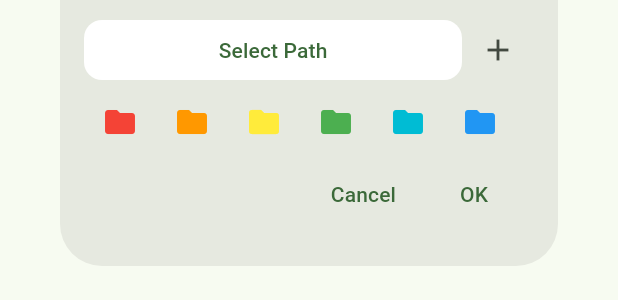
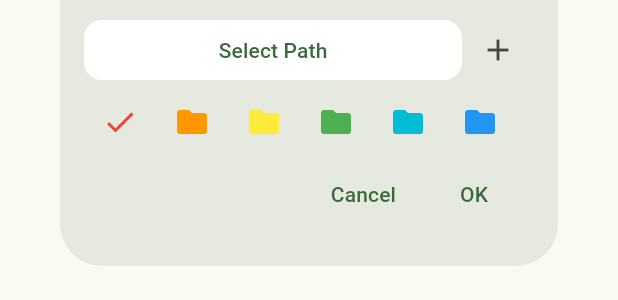
Before and after one commit to NielsLee/SnapSaver, a Flutter app: the InsertButtonDialog widget shown alone on an empty page, opened directly, after a tap on the "folder" icon, on a phone screen of 412 x 824 dp. Shown: the part 589-889 px from the top of the screen. Run offline on Flutter 3.47's test engine with Material 3 defaults, Android fonts, the phone set to English and light mode, and no system bars; our stand-ins replace audioplayers, camera, file_picker, sqflite, vibration; accounts and stored records are empty; generated files the repository leaves out were written again.

Commit message:
添加拍照键的颜色选择实现选中反馈

```diff
--- a/lib/dialog/insert_button_dialog.dart
+++ b/lib/dialog/insert_button_dialog.dart
@@ -1,4 +1,5 @@
 import 'package:flutter/material.dart';
+import 'package:flutter/widgets.dart';
 import 'package:path/path.dart';
 import 'package:provider/provider.dart';
 import 'package:snap_saver/dialog/path_selector_entity.dart';
@@ -26,9 +27,21 @@ class InsertButtonDialogState extends State<InsertButtonDialog> {
   bool hasManuallyInputPath = false;
   // Color of the Saver button
   Color? saverColor = null;
+  // Selected color index in color list
+  int selectedColorIndex = -1;
 
   @override
   Widget build(BuildContext context) {
+    final colorList = [
+      Colors.red,
+      Colors.orange,
+      Colors.yellow,
+      Colors.green,
+      Colors.cyan,
+      Colors.blue,
+      Colors.purple
+    ];
+
     return ChangeNotifierProvider(
         create: (_) => DialogViewModel(),
         child: Consumer<DialogViewModel>(
@@ -150,65 +163,21 @@ class InsertButtonDialogState extends State<InsertButtonDialog> {
                     SingleChildScrollView(
                       scrollDirection: Axis.horizontal,
                       child: Row(
-                        children: [
-                          IconButton(
-                              onPressed: () {
-                                saverColor = Colors.red;
-                              },
-                              icon: Icon(
-                                Icons.folder,
-                                color: Colors.red,
-                              )),
-                          IconButton(
-                              onPressed: () {
-                                saverColor = Colors.orange;
-                              },
-                              icon: Icon(
-                                Icons.folder,
-                                color: Colors.orange,
-                              )),
-                          IconButton(
-                              onPressed: () {
-                                saverColor = Colors.yellow;
-                              },
-                              icon: Icon(
-                                Icons.folder,
-                                color: Colors.yellow,
-                              )),
-                          IconButton(
-                              onPressed: () {
-                                saverColor = Colors.green;
-                              },
-                              icon: Icon(
-                                Icons.folder,
-                                color: Colors.green,
-                              )),
-                          IconButton(
-                              onPressed: () {
-                                saverColor = Colors.cyan;
-                              },
-                              icon: Icon(
-                                Icons.folder,
-                                color: Colors.cyan,
-                              )),
-                          IconButton(
-                              onPressed: () {
-                                saverColor = Colors.blue;
-                              },
-                              icon: Icon(
-                                Icons.folder,
-                                color: Colors.blue,
-                              )),
-                          IconButton(
-                              onPressed: () {
-                                saverColor = Colors.purple;
-                              },
-                              icon: Icon(
-                                Icons.folder,
-                                color: Colors.purple,
-                              )),
-                        ],
-                      ),
+                          children: colorList.asMap().entries.map((colorEntry) {
+                        return IconButton(
+                          isSelected: selectedColorIndex == colorEntry.key,
+                          selectedIcon: Icon(
+                            Icons.check,
+                            color: colorEntry.value,
+                          ),
+                          onPressed: () {
+                            setState(() {
+                              selectedColorIndex = colorEntry.key;
+                            });
+                          },
+                          icon: Icon(Icons.folder, color: colorEntry.value),
+                        );
+                      }).toList()),
                     )
                   ],
                 ),
@@ -242,7 +211,9 @@ class InsertButtonDialogState extends State<InsertButtonDialog> {
                       // no name or no path, do nothing
                     } else {
                       dialogViewModel.setName(inputName);
-                      dialogViewModel.setColor(saverColor);
+                      if (selectedColorIndex > 0) {
+                        dialogViewModel.setColor(colorList[selectedColorIndex]);
+                      }
                       Navigator.of(context).pop(dialogViewModel);
                     }
                   },
```
